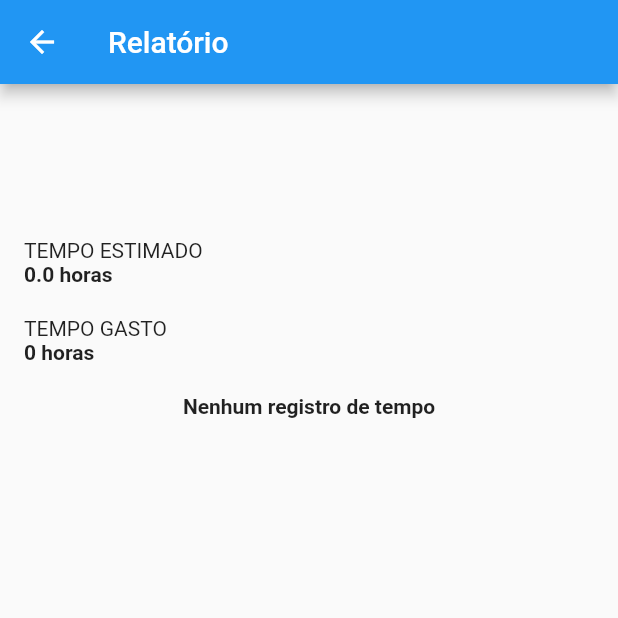
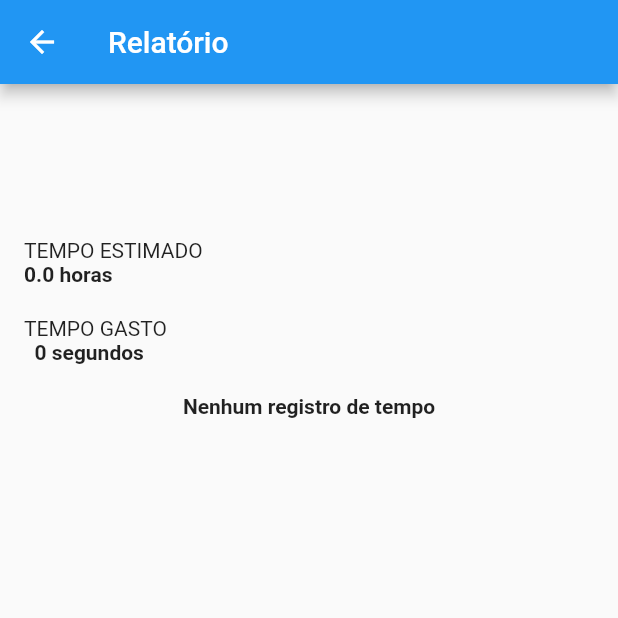
Before and after one commit to diegoufba/Time-Tracker, a Flutter app: the ProjectDetailsScreen screen opened directly with empty values, tab 2 chosen, after a tap on "Exibir Relatório", on a phone screen of 412 x 824 dp, the top half of it. Run offline on Flutter 3.47's test engine with Material 2 defaults, Android fonts, the phone set to English and light mode, and no system bars; our stand-ins replace flutter_riverpod, pie_chart.

Commit message:
some fixes

```diff
--- a/time_tracker/lib/main.dart
+++ b/time_tracker/lib/main.dart
@@ -18,21 +18,17 @@ final projectsProvider = StateProvider((ref) => [
             DateTime.parse("2023-10-15"), const Duration(hours: 48), false),
         Task("Adicionar estilos", null,null, const Duration(hours: 48), false),
       ]),
-      Project("Criação Sistema Web", 80, null, DateTime.parse("2023-12-25"),
-          const Duration(hours: 12, minutes: 25), 306, false, true, [
+      Project("Criação Sistema Web", 45, DateTime.parse("2023-10-01"), DateTime.parse("2023-10-05"),
+          const Duration(hours: 38, minutes: 25), 54, true, true, [
         Task("Criação de rotas", DateTime.parse("2023-09-20"),
-            DateTime.parse("2023-09-30"), const Duration(hours: 15), true),
+            DateTime.parse("2023-09-21"), const Duration(hours: 8, minutes: 25), true),
+        Task("Criação de telas", DateTime.parse("2023-09-22"),
+            DateTime.parse("2023-09-25"), const Duration(hours: 16), true),
+        Task("Integração com back-end", DateTime.parse("2023-09-26"),
+            DateTime.parse("2023-09-28"), const Duration(hours: 8), true),
+        Task("Melhorar estilos de componentes", DateTime.parse("2023-09-29"),
+            DateTime.parse("2023-10-01"), const Duration(hours: 6), true),
       ]),
-      Project(
-          "Mapeamento Relacional de Negócio",
-          1200,
-          DateTime.parse("2023-11-20"),
-          DateTime.parse("2023-11-21"),
-          const Duration(hours: 1),
-          60,
-          true,
-          false,
-          null),
     ]);
 
 class MyApp extends ConsumerWidget {
--- a/time_tracker/lib/model/project.dart
+++ b/time_tracker/lib/model/project.dart
@@ -96,8 +96,8 @@ class Project{
 
    String spentTimeAsText(){
     if(_spentTime == null || _spentTime == 0) return "Nenhum";
-    List<String> tempos = _spentTime.toString().split('.');
-    double minutos = tempos.length == 2? double.parse(tempos.elementAt(1).substring(0,2)) : 0;
+    List<String> tempos = _spentTime.toString().split(':');
+    double minutos = tempos.length >= 2? double.parse(tempos.elementAt(1).substring(0,2)) : 0;
     return "${tempos.elementAt(0)}H ${minutos}M";
   }
 
--- a/time_tracker/lib/screens/project_details.dart
+++ b/time_tracker/lib/screens/project_details.dart
@@ -281,11 +281,12 @@ class ProjectDetailsScreen extends ConsumerWidget {
                                     }
                                   },
                                 )),
+                            if (!editProjectDetails) ...[
                             const SizedBox(height: 30),
                             SizedBox(
                                 width: 250,
                                 child: TextFormField(
-                                    readOnly: !editProjectDetails,
+                                    readOnly: true,
                                     keyboardType: TextInputType.number,
                                     validator: (value) {
                                       if (value != null && value.isNotEmpty) {
@@ -302,16 +303,12 @@ class ProjectDetailsScreen extends ConsumerWidget {
                                     },
                                     controller: TextEditingController(
                                         text: project.spentTime != null
-                                            ? (editProjectDetails
-                                                ? project.spentTime.toString()
-                                                : project.spentTimeAsText())
-                                            : "Nenhum"),
-                                    decoration: InputDecoration(
-                                      border: const OutlineInputBorder(),
-                                      labelText: editProjectDetails
-                                          ? "Tempo gasto (em horas)"
-                                          : 'Tempo gasto',
+                                            ?  project.spentTimeAsText() : "Nenhum"),
+                                    decoration: const InputDecoration(
+                                      border: OutlineInputBorder(),
+                                      labelText: 'Tempo gasto',
                                     ))),
+                          ],
                           ],
                           const SizedBox(height: 20),
                           if (!editProjectDetails) ...[
--- a/time_tracker/lib/screens/report.dart
+++ b/time_tracker/lib/screens/report.dart
@@ -1,12 +1,8 @@
 import 'package:flutter/material.dart';
 import 'package:flutter_riverpod/flutter_riverpod.dart';
-// import 'package:fl_chart/fl_chart.dart';
 import 'package:time_tracker/main.dart';
 import 'package:time_tracker/model/project.dart';
-import 'package:time_tracker/model/task.dart';
-import 'package:time_tracker/utils.dart';
 import 'package:pie_chart/pie_chart.dart';
-import 'dart:math';
 
 class Report extends ConsumerWidget {
   const Report({super.key, required this.project});
@@ -21,17 +17,16 @@ class Report extends ConsumerWidget {
     if (project.tasks.isNotEmpty) {
       double totalTime = 0;
       for (var task in project.tasks) {
-        totalTime+=task.spentTime != null? task.spentTime!.inHours : 0;
+        totalTime+=task.spentTime != null? task.spentTime!.inSeconds : 0;
       }
       double sum = 0;
       for (var task in project.tasks) {
         double value = task.spentTime != null
-            ? (task.spentTime!.inHours * 100)/totalTime
+            ? (task.spentTime!.inSeconds * 100)/totalTime
             : 0;
         sum += value;
         dataMap[task.name] = value;
       }
-      // dataMap[project.tasks.last.name] = 100 - sum;
     }
     // ***************************
 
@@ -72,7 +67,8 @@ class Report extends ConsumerWidget {
                 alignment: Alignment.centerLeft,
                 child: Text(
                   project.spentTime != null
-                      ? "${project.spentTime!.inHours} horas ${project.spentTime!.inMinutes % 60 != 0 ? "${project.spentTime!.inMinutes % 60} minutos" : ""}"
+                      ?
+                      "${project.spentTime!.inHours != 0 ? "${project.spentTime!.inHours} horas " : ""} ${project.spentTime!.inMinutes % 60 != 0 ? "${project.spentTime!.inMinutes % 60} minutos " : ""} ${project.spentTime!.inMinutes == 0 ? "${project.spentTime!.inSeconds} segundos" : ""}"
                       : "",
                   style: const TextStyle(fontWeight: FontWeight.bold),
                 ),
@@ -87,6 +83,7 @@ class Report extends ConsumerWidget {
               if (dataMap.isNotEmpty) ...[
                 PieChart(
                   dataMap: dataMap,
+                  chartValuesOptions: const ChartValuesOptions(showChartValuesInPercentage: true),
                   chartRadius: MediaQuery.of(context).size.width / 4.2,
                 ),
               ],
--- a/time_tracker/lib/screens/task_details.dart
+++ b/time_tracker/lib/screens/task_details.dart
@@ -163,6 +163,7 @@ class TaskDetails extends ConsumerWidget {
                                   border: OutlineInputBorder(),
                                   labelText: 'Prazo',
                                 ))),
+                        if (!editTaskDetails) ...[
                         const SizedBox(height: 30),
                         SizedBox(
                             width: 250,
@@ -170,12 +171,11 @@ class TaskDetails extends ConsumerWidget {
                                 readOnly: true,
                                 controller: TextEditingController(
                                     text: task.getHourAsText()),
-                                decoration: InputDecoration(
-                                  border: const OutlineInputBorder(),
-                                  labelText: editTaskDetails
-                                      ? 'Tempo gasto (em horas)'
-                                      : 'Tempo gasto',
+                                decoration: const InputDecoration(
+                                  border: OutlineInputBorder(),
+                                  labelText: 'Tempo gasto',
                                 ))),
+                        ],
                         const SizedBox(height: 30),
                         if (!editTaskDetails) ...[
                           SizedBox(
--- a/time_tracker/lib/screens/widgets/task_watch.dart
+++ b/time_tracker/lib/screens/widgets/task_watch.dart
@@ -114,6 +114,7 @@ class TaskWatch extends ConsumerWidget {
       else {//parar
         ref.read(watchStateProvider.notifier).state = 0;
         task.addSpentTime(_stopwatch.elapsed);
+        project.addSpentTime(_stopwatch.elapsed);
         _stopwatch.reset();
         updateProjectTask(ref,project,task,false);
         ref.read(timeProvider.notifier).state = parseElapsedTime(isStopWatch);
```
